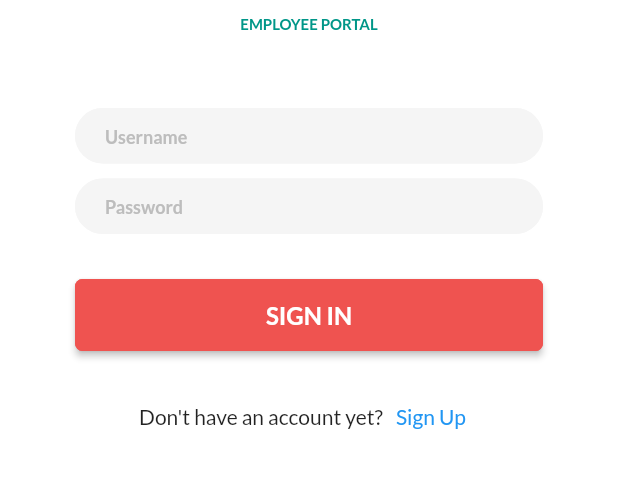
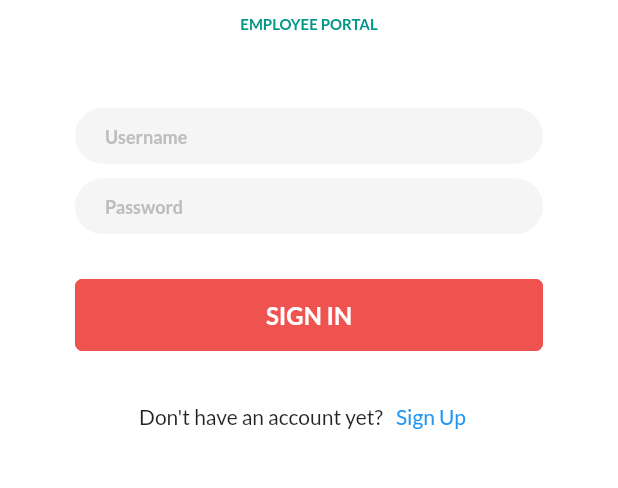
Before and after one commit to Jayrek/hrisApp, a Flutter app: the screen it shows after launch, on a phone screen of 412 x 824 dp, the part 495-983 px from its top. Run offline on Flutter 3.47's test engine with Material 2 defaults, Android fonts, the phone set to English and light mode, and no system bars; drawn by our look-alikes of flutter_form_builder; our stand-ins replace bloc, dio, equatable, go_router.

Commit message:
add: elevation property to elevated_button_widget.dart

```diff
--- a/lib/core/ui/widget/elevated_button_widget.dart
+++ b/lib/core/ui/widget/elevated_button_widget.dart
@@ -33,6 +33,7 @@ class ElevatedButtonWidget extends StatelessWidget {
             ),
           ),
           backgroundColor: MaterialStateProperty.all<Color>(backgroundColor),
+          elevation: MaterialStateProperty.all(0),
         ),
         onPressed: onPressed,
         child: Text(
```
